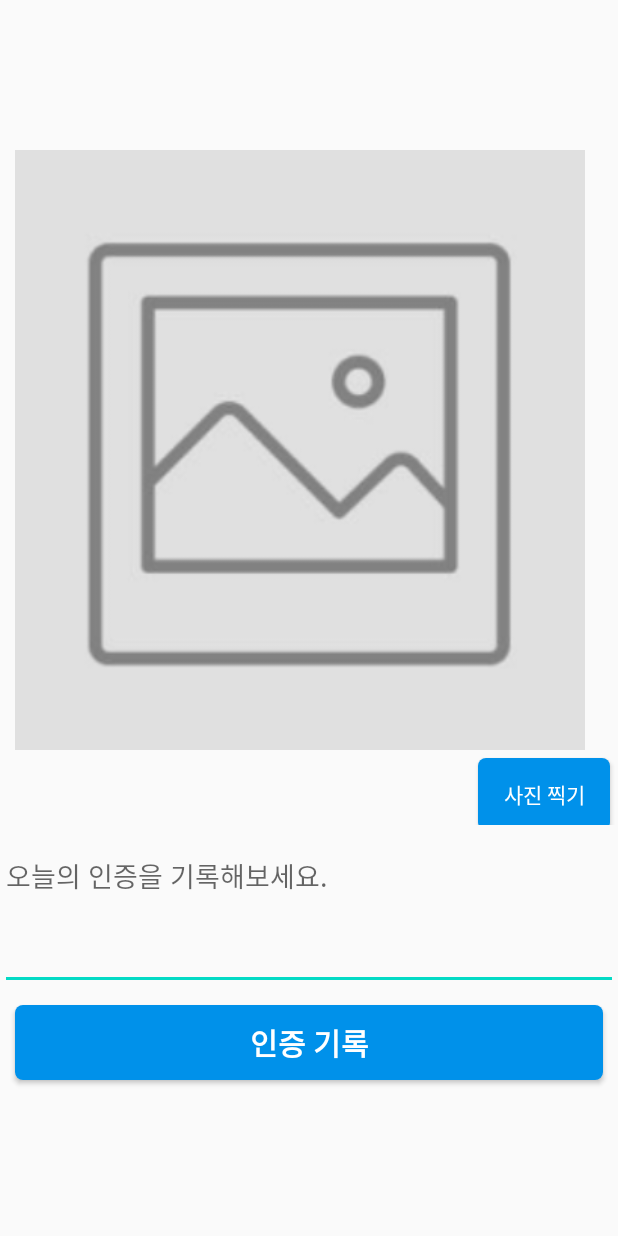
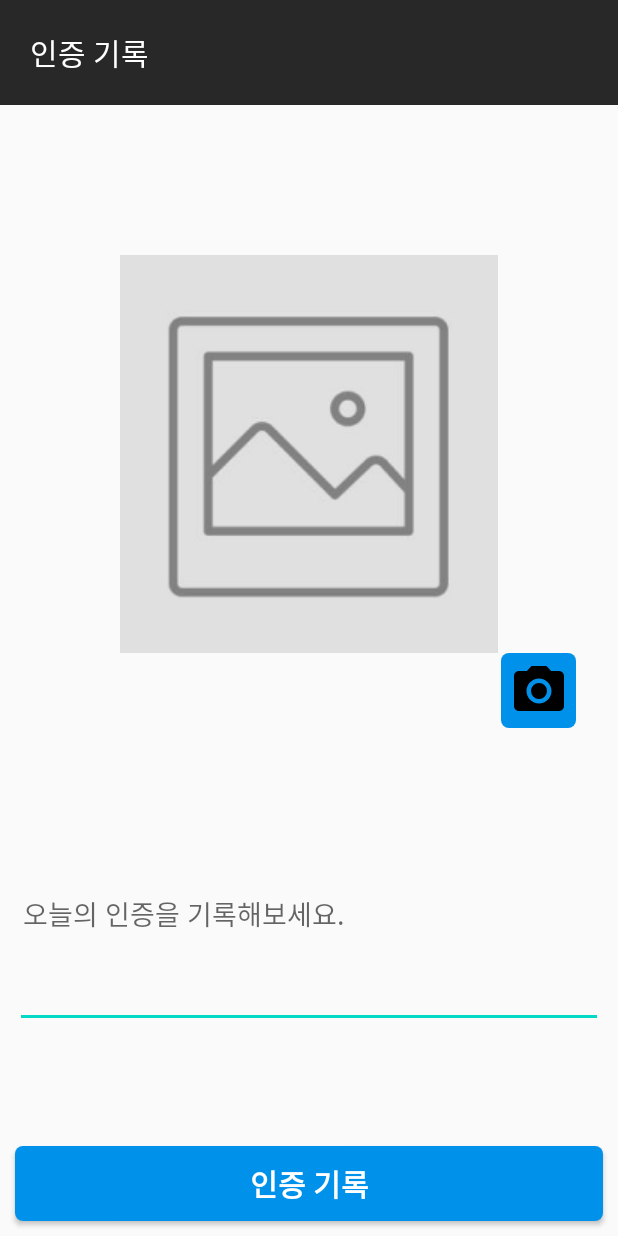
Before and after one commit to leeugun123/Kanect, an Android app: the DailyAuthActivity screen opened directly, with no data from a screen before it, on a phone screen of 412 x 824 dp. Run offline under Robolectric (Android 15) with nearby library versions, the phone set to English and light mode, and no system bars; our stand-ins replace Firebase (no records; nobody signed in at launch, a user with empty details on screens opened directly); libraries missing offline, so code that uses them is left out: com.gun0912.tedpermission, com.kakao.sdk; pictures from the network do not load.

Commit message:
xml 수정

```diff
--- a/app/src/main/java/org/techtown/kanect/DailyAuthActivity.kt
+++ b/app/src/main/java/org/techtown/kanect/DailyAuthActivity.kt
@@ -98,7 +98,7 @@ class DailyAuthActivity : AppCompatActivity() {
 
             Glide.with(this)
                 .load(imageBitmap)
-                .centerCrop()
+                .fitCenter()
                 .into(binding.authImageView)
 
         }
@@ -108,6 +108,9 @@ class DailyAuthActivity : AppCompatActivity() {
     private fun showLoadingState() {
         // Show the ProgressBar
         binding.progressBar.visibility = View.VISIBLE
+
+        binding.authImageView.visibility = View.GONE
+        binding.takePicBut.visibility = View.GONE
 
         // Disable user interaction while loading
         window.setFlags(
--- a/app/src/main/res/drawable/baseline_photo_camera_24.xml
+++ b/app/src/main/res/drawable/baseline_photo_camera_24.xml
@@ -1,6 +1,6 @@
-<vector android:height="24dp" android:tint="#000000"
+<vector android:height="40dp" android:tint="#000000"
     android:viewportHeight="24" android:viewportWidth="24"
-    android:width="24dp" xmlns:android="http://schemas.android.com/apk/res/android">
+    android:width="40dp" xmlns:android="http://schemas.android.com/apk/res/android">
     <path android:fillColor="@android:color/white" android:pathData="M12,12m-3.2,0a3.2,3.2 0,1 1,6.4 0a3.2,3.2 0,1 1,-6.4 0"/>
     <path android:fillColor="@android:color/white" android:pathData="M9,2L7.17,4L4,4c-1.1,0 -2,0.9 -2,2v12c0,1.1 0.9,2 2,2h16c1.1,0 2,-0.9 2,-2L22,6c0,-1.1 -0.9,-2 -2,-2h-3.17L15,2L9,2zM12,17c-2.76,0 -5,-2.24 -5,-5s2.24,-5 5,-5 5,2.24 5,5 -2.24,5 -5,5z"/>
 </vector>
--- a/app/src/main/res/layout/activity_daily_auth.xml
+++ b/app/src/main/res/layout/activity_daily_auth.xml
@@ -7,26 +7,40 @@
     android:orientation="vertical"
     tools:context=".DailyAuthActivity">
 
+    <LinearLayout
+        android:layout_width="match_parent"
+        android:layout_height="70dp"
+        android:background="#282828">
+
+        <TextView
+            android:layout_width="wrap_content"
+            android:layout_height="wrap_content"
+            android:layout_marginLeft="20dp"
+            android:text="인증 기록"
+            android:layout_gravity="center_vertical"
+            android:textSize="20sp"
+            android:textColor="@color/white"
+            />
+
+    </LinearLayout>
+
     <androidx.constraintlayout.widget.ConstraintLayout
-        android:layout_marginTop="50dp"
         android:layout_width="match_parent"
-        android:layout_height="500dp">
+        android:layout_height="wrap_content"
+        android:layout_marginTop="100dp">
 
 
         <ImageView
             android:id="@+id/auth_imageView"
-            android:layout_width="400dp"
-            android:layout_height="400dp"
-            app:layout_constraintBottom_toBottomOf="parent"
-            app:layout_constraintTop_toTopOf="parent"
-            tools:ignore="MissingConstraints"
+            android:layout_width="wrap_content"
+            android:layout_height="wrap_content"
+            android:layout_centerInParent="true"
             android:src="@drawable/auth_pic"
-            tools:layout_editor_absoluteX="5dp" >
+            app:layout_constraintEnd_toEndOf="parent"
+            app:layout_constraintStart_toStartOf="parent">
+
         </ImageView>
 
-        <RelativeLayout
-            android:layout_width="match_parent"
-            android:layout_height="match_parent">
 
         <ProgressBar
             android:id="@+id/progressBar"
@@ -35,38 +49,41 @@
             android:layout_centerInParent="true"
             android:visibility="gone" />
 
-
-        </RelativeLayout>
-
-
-
-        <Button
+        <ImageButton
             android:id="@+id/takePic_but"
-            android:layout_marginTop="5dp"
+            android:layout_width="50dp"
+            android:layout_height="50dp"
+            android:layout_marginEnd="28dp"
             android:background="@drawable/rounded_corners_background"
+            android:src="@drawable/baseline_photo_camera_24"
             android:text="사진 찍기"
             android:textColor="@color/white"
-            android:layout_width="wrap_content"
-            android:layout_height="wrap_content"
-            app:layout_constraintBottom_toBottomOf="parent"
             app:layout_constraintEnd_toEndOf="parent"
-            app:layout_constraintHorizontal_bias="0.984"
-            app:layout_constraintStart_toStartOf="parent"
-            app:layout_constraintTop_toBottomOf="@+id/auth_imageView"
-            app:layout_constraintVertical_bias="0.0" />
+            app:layout_constraintTop_toBottomOf="@+id/auth_imageView" />
+
 
     </androidx.constraintlayout.widget.ConstraintLayout>
 
 
+
+
     <EditText
         android:id="@+id/auth_Text"
-        android:layout_marginTop="10dp"
+        android:layout_marginTop="100dp"
+        android:layout_marginLeft="10dp"
+        android:layout_marginRight="10dp"
         android:layout_width="match_parent"
         android:layout_height="100dp"
         android:hint="오늘의 인증을 기록해보세요."
         android:gravity="top"
+        android:paddingLeft="5dp"
         />
 
+
+    <View
+        android:layout_width="0dp"
+        android:layout_height="0dp"
+        android:layout_weight="1" />
 
     <Button
         android:id="@+id/auth_but"
@@ -75,11 +92,13 @@
         android:layout_height="50dp"
         android:layout_marginLeft="10dp"
         android:layout_marginRight="10dp"
+        android:layout_marginBottom="10dp"
         android:background="@drawable/rounded_corners_background"
         android:text="인증 기록"
         android:textSize="20sp"
         android:textColor="@color/white"
         android:textStyle="bold"
+        android:layout_gravity="bottom"
         />
 
 
```
Lines whose indentation alone changed are shown as unchanged.
